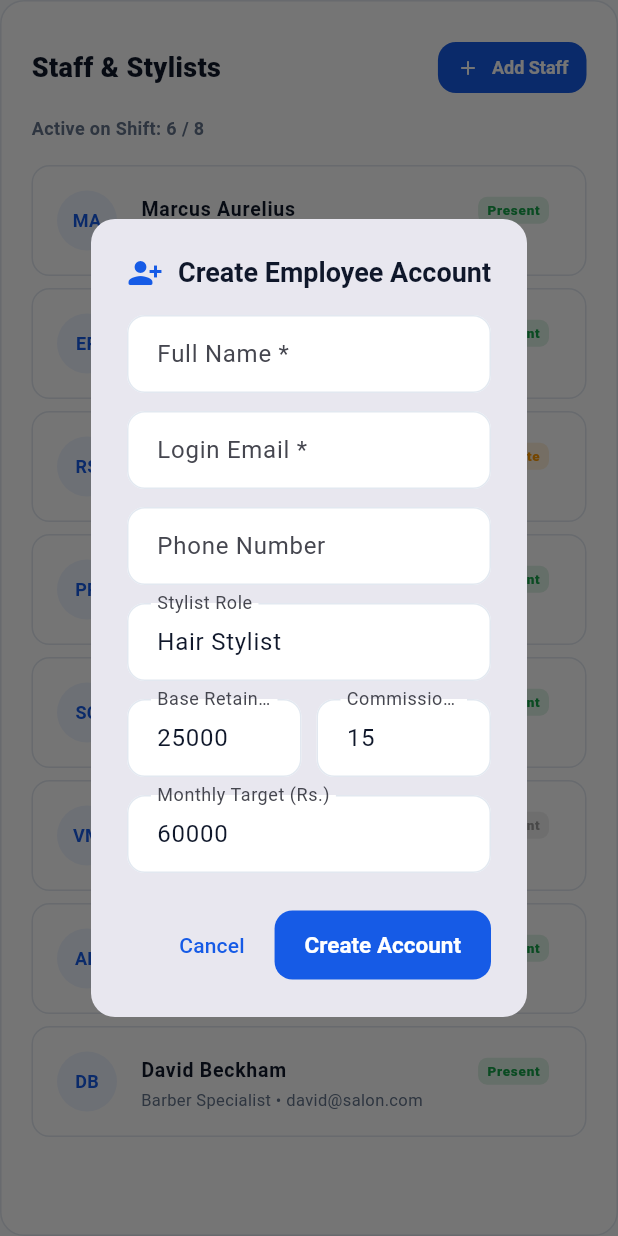
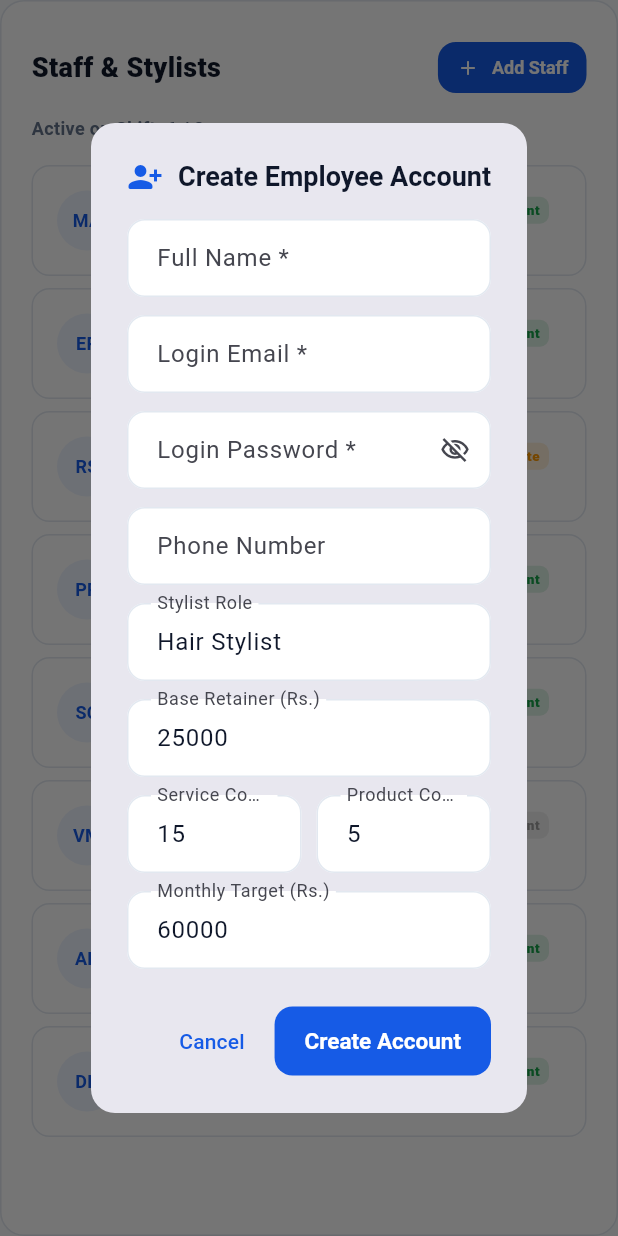
Before and after one commit to connect-inferno/Cuts-Salon, a Flutter app: the OwnerEmployeesTab widget shown alone on an empty page, opened directly, after a tap on "Add Staff", on a phone screen of 412 x 824 dp. Run offline on Flutter 3.47's test engine with Material 3 defaults, Android fonts, the phone set to English and light mode, and no system bars; our stand-ins replace flutter_riverpod, flutter_secure_storage, go_router; accounts and stored records are empty.

Commit message:
Split commission field and add password to Add Staff form
The form only had one Commission % field, but the backend tracks
separate serviceCommissionPct and productCommissionPct per employee.
Also had no way to set the new employee's login password (silently
assumed a hardcoded default). Add both fields, with a show/hide
toggle on the password and an 8-char minimum matching the backend's
validation rule.

Employee model gains serviceCommissionPct/productCommissionPct,
defaulting to the existing commissionRate for the many seeded mock
employees so nothing else in the app needs to change yet.

```diff
--- a/mobile/lib/features/owner/widgets/owner_customers_employees_tab.dart
+++ b/mobile/lib/features/owner/widgets/owner_customers_employees_tab.dart
@@ -579,15 +579,19 @@ class _OwnerEmployeesTabState extends State<OwnerEmployeesTab> {
   void _showAddEmployeeDialog(BuildContext context, WidgetRef ref) {
     final nameController = TextEditingController();
     final emailController = TextEditingController();
+    final passwordController = TextEditingController();
     final phoneController = TextEditingController();
     final roleController = TextEditingController(text: 'Hair Stylist');
     final salaryController = TextEditingController(text: '25000');
-    final commController = TextEditingController(text: '15');
+    final serviceCommController = TextEditingController(text: '15');
+    final productCommController = TextEditingController(text: '5');
     final targetController = TextEditingController(text: '60000');
+    bool obscurePassword = true;
 
     showDialog(
       context: context,
-      builder: (ctx) => AlertDialog(
+      builder: (ctx) => StatefulBuilder(
+        builder: (ctx, setDialogState) => AlertDialog(
           shape: RoundedRectangleBorder(borderRadius: BorderRadius.circular(16)),
           title: const Row(
             children: [
@@ -611,6 +615,19 @@ class _OwnerEmployeesTabState extends State<OwnerEmployeesTab> {
                 ),
                 const SizedBox(height: 12),
                 TextField(
+                  controller: passwordController,
+                  obscureText: obscurePassword,
+                  decoration: InputDecoration(
+                    labelText: 'Login Password *',
+                    hintText: 'min 8 characters',
+                    suffixIcon: IconButton(
+                      icon: Icon(obscurePassword ? Icons.visibility_off_outlined : Icons.visibility_outlined, size: 20),
+                      onPressed: () => setDialogState(() => obscurePassword = !obscurePassword),
+                    ),
+                  ),
+                ),
+                const SizedBox(height: 12),
+                TextField(
                   controller: phoneController,
                   decoration: const InputDecoration(labelText: 'Phone Number', hintText: '+91 98765 43210'),
                 ),
@@ -620,21 +637,27 @@ class _OwnerEmployeesTabState extends State<OwnerEmployeesTab> {
                   decoration: const InputDecoration(labelText: 'Stylist Role', hintText: 'Senior Stylist / Colorist'),
                 ),
                 const SizedBox(height: 12),
+                TextField(
+                  controller: salaryController,
+                  keyboardType: TextInputType.number,
+                  decoration: const InputDecoration(labelText: 'Base Retainer (Rs.)'),
+                ),
+                const SizedBox(height: 12),
                 Row(
                   children: [
                     Expanded(
                       child: TextField(
-                      controller: salaryController,
+                        controller: serviceCommController,
                         keyboardType: TextInputType.number,
-                      decoration: const InputDecoration(labelText: 'Base Retainer (Rs.)'),
+                        decoration: const InputDecoration(labelText: 'Service Commission (%)'),
                       ),
                     ),
                     const SizedBox(width: 10),
                     Expanded(
                       child: TextField(
-                      controller: commController,
+                        controller: productCommController,
                         keyboardType: TextInputType.number,
-                      decoration: const InputDecoration(labelText: 'Commission (%)'),
+                        decoration: const InputDecoration(labelText: 'Product Commission (%)'),
                       ),
                     ),
                   ],
@@ -657,14 +680,22 @@ class _OwnerEmployeesTabState extends State<OwnerEmployeesTab> {
               onPressed: () {
                 final name = nameController.text.trim();
                 final email = emailController.text.trim();
+                final password = passwordController.text;
                 if (name.isEmpty || email.isEmpty) {
                   ScaffoldMessenger.of(context).showSnackBar(
                     const SnackBar(content: Text('Name and Email are required.'), backgroundColor: AppTheme.accentRed),
                   );
                   return;
                 }
+                if (password.length < 8) {
+                  ScaffoldMessenger.of(context).showSnackBar(
+                    const SnackBar(content: Text('Password must be at least 8 characters.'), backgroundColor: AppTheme.accentRed),
+                  );
+                  return;
+                }
                 final salary = double.tryParse(salaryController.text) ?? 25000;
-              final comm = double.tryParse(commController.text) ?? 15;
+                final serviceComm = double.tryParse(serviceCommController.text) ?? 15;
+                final productComm = double.tryParse(productCommController.text) ?? 5;
                 final target = double.tryParse(targetController.text) ?? 60000;
 
                 ref.read(salonStateProvider.notifier).addEmployee(
@@ -673,13 +704,15 @@ class _OwnerEmployeesTabState extends State<OwnerEmployeesTab> {
                       email,
                       phoneController.text.trim(),
                       salary,
-                    comm,
+                      serviceComm,
+                      productComm,
                       target,
+                      password: password,
                     );
                 Navigator.pop(ctx);
                 ScaffoldMessenger.of(context).showSnackBar(
                   SnackBar(
-                  content: Text('Account created for $name with default password "password123".'),
+                    content: Text('Account created for $name. They can log in with the password you just set.'),
                     backgroundColor: AppTheme.accentGreen,
                   ),
                 );
@@ -687,6 +720,7 @@ class _OwnerEmployeesTabState extends State<OwnerEmployeesTab> {
               child: const Text('Create Account'),
             ),
           ],
+        ),
       ),
     );
   }
--- a/mobile/lib/features/salon_state.dart
+++ b/mobile/lib/features/salon_state.dart
@@ -103,6 +103,11 @@ class Employee {
   final double performanceRate;
   final double currentSalary;
   final double commissionRate;
+  // Backend has two separate commission rates (services vs. products sold).
+  // Default to commissionRate so the many existing mock employees (and any
+  // display widget still reading the single rate) keep working unchanged.
+  final double serviceCommissionPct;
+  final double productCommissionPct;
   final double dailyTarget;
   final double completedTarget;
   final String status; // 'Present', 'Absent', 'Late'
@@ -118,10 +123,13 @@ class Employee {
     required this.performanceRate,
     required this.currentSalary,
     required this.commissionRate,
+    double? serviceCommissionPct,
+    double? productCommissionPct,
     required this.dailyTarget,
     required this.completedTarget,
     required this.status,
-  });
+  })  : serviceCommissionPct = serviceCommissionPct ?? commissionRate,
+        productCommissionPct = productCommissionPct ?? commissionRate;
 
   Employee copyWith({
     String? id,
@@ -134,6 +142,8 @@ class Employee {
     double? performanceRate,
     double? currentSalary,
     double? commissionRate,
+    double? serviceCommissionPct,
+    double? productCommissionPct,
     double? dailyTarget,
     double? completedTarget,
     String? status,
@@ -149,6 +159,8 @@ class Employee {
       performanceRate: performanceRate ?? this.performanceRate,
       currentSalary: currentSalary ?? this.currentSalary,
       commissionRate: commissionRate ?? this.commissionRate,
+      serviceCommissionPct: serviceCommissionPct ?? this.serviceCommissionPct,
+      productCommissionPct: productCommissionPct ?? this.productCommissionPct,
       dailyTarget: dailyTarget ?? this.dailyTarget,
       completedTarget: completedTarget ?? this.completedTarget,
       status: status ?? this.status,
@@ -444,9 +456,11 @@ class SalonStateNotifier extends Notifier<SalonState> {
     String email,
     String phone,
     double currentSalary,
-    double commissionRate,
-    double dailyTarget,
-  ) {
+    double serviceCommissionPct,
+    double productCommissionPct,
+    double dailyTarget, {
+    String? password,
+  }) {
     final newEmp = Employee(
       id: 'emp_${state.employees.length + 1}',
       name: name,
@@ -457,7 +471,9 @@ class SalonStateNotifier extends Notifier<SalonState> {
       attendanceRate: 100.0,
       performanceRate: 90.0,
       currentSalary: currentSalary,
-      commissionRate: commissionRate,
+      commissionRate: serviceCommissionPct,
+      serviceCommissionPct: serviceCommissionPct,
+      productCommissionPct: productCommissionPct,
       dailyTarget: dailyTarget,
       completedTarget: 0.0,
       status: 'Present',
```
Lines whose indentation alone changed are shown as unchanged.
